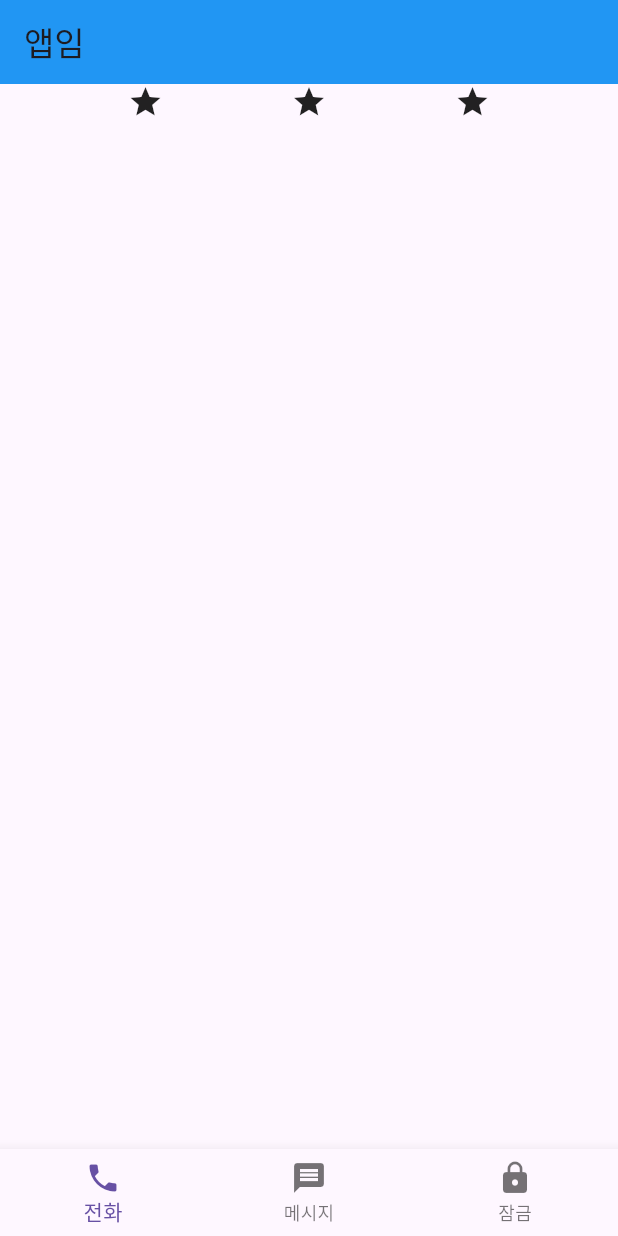
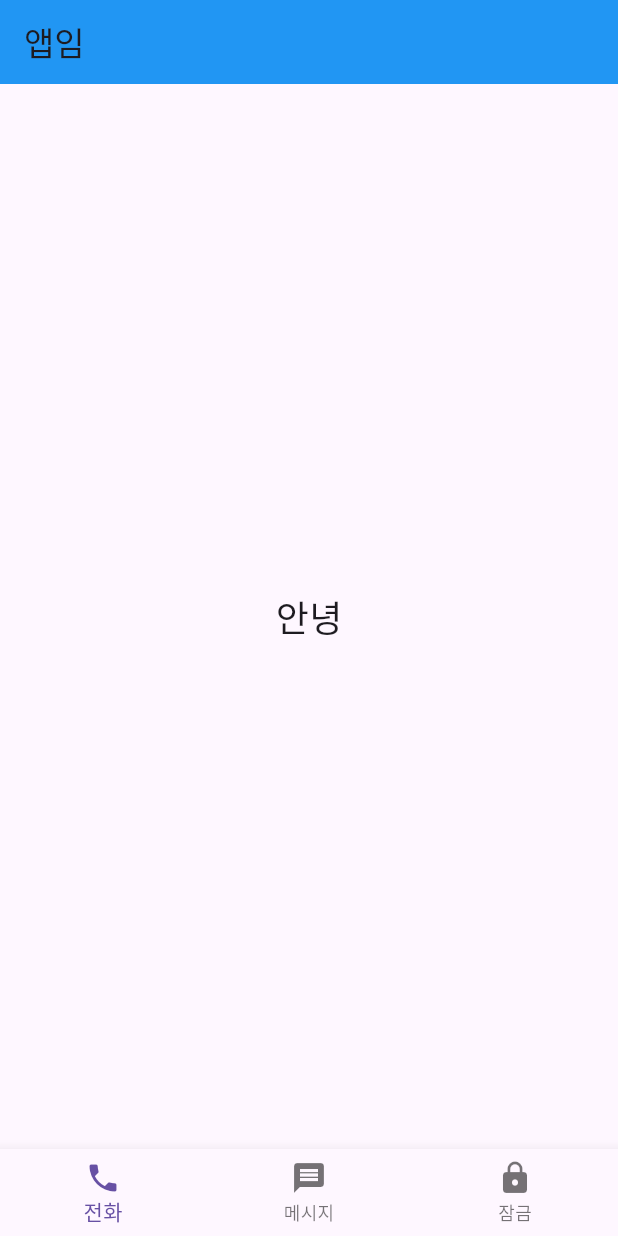
Before and after one commit to dmdrk1414/flutter_coding_apple, a Flutter app: the screen it shows after launch, on a phone screen of 412 x 824 dp. Run offline on Flutter 3.47's test engine with Material 3 defaults, Android fonts, the light colour scheme and no system bars.

Commit message:
FEAT 숙제 간단한 화면 만들기

```diff
--- a/lib/main.dart
+++ b/lib/main.dart
@@ -1,43 +1,48 @@
 import 'package:flutter/material.dart';
 
 void main() {
-  runApp(const MyApp()); // APP의 메인 페이지, 앱을 시작해주세요
+  runApp(MyApp()); // APP의 메인 페이지, 앱을 시작해주세요
 }
 
-// 메인 페이지
 class MyApp extends StatelessWidget {
+  const MyApp({super.key});
 
-  const MyApp({super.key});  // 기본적으로 들어가는 코드
-  @override // 기본적으로 들어가는 코드
-  Widget build(BuildContext context) { // 기본적으로 들어가는 코드
+  @override
+  Widget build(BuildContext context) {
+    return MaterialApp(
+      debugShowCheckedModeBanner: false, // 디버그 배너 숨기기
+      home: MyHomePage(),
+    );
+  }
+}
 
-    return  MaterialApp(
-      // home: Text('안녕'),
-      //home: Icon(Icons.shop), // 아이콘 위젯
-      //home: Image.asset('assets/test.png')
+class MyHomePage extends StatefulWidget {
+  @override
+  _MyHomePageState createState() => _MyHomePageState();
+}
 
-      // home: Center( // Center() 위젯은 자식 child 위젯의 position을 정가운데로 잡아주는 유용한 위젯일 뿐입니다.
-      //     child: Container(width : 50, height : 50, color: Colors.blue)
-      // )
+class _MyHomePageState extends State<MyHomePage> {
+  int _selectedIndex = 0;
 
-      home: Scaffold( // 상중하로 나누어 주는 위젯
+  void _onItemTapped(int index) {
+    setState(() {
+      _selectedIndex = index;
+    });
+  }
+
+  @override
+  Widget build(BuildContext context) {
+    return Scaffold(
       appBar: AppBar(
         title: Text('앱임'),
         backgroundColor: Colors.blue,
       ),
-        body: Row( // 가로로 줄줄이 나오게 하는 방법
-          // mainAxisAlignment: MainAxisAlignment.center,   // 정렬하는 방법 FLEX와 유사
-          mainAxisAlignment: MainAxisAlignment.spaceEvenly, // 가로축 정렬하는 방법
-          crossAxisAlignment: CrossAxisAlignment.center,    // 세로축 정렬하는 방법
-
-          children: const [
-            Icon(Icons.star),
-            Icon(Icons.star),
-            Icon(Icons.star),
-          ],
+      body: Center(
+        child: Text('안녕', style: TextStyle(fontSize: 24)),
       ),
-
       bottomNavigationBar: BottomNavigationBar(
+        currentIndex: _selectedIndex,
+        onTap: _onItemTapped,
         items: const <BottomNavigationBarItem>[
           BottomNavigationBarItem(
             icon: Icon(Icons.phone),
@@ -53,7 +58,6 @@ class MyApp extends StatelessWidget {
           ),
         ],
       ),
-      ),
     );
   }
 }
```
Lines whose indentation alone changed are shown as unchanged.
